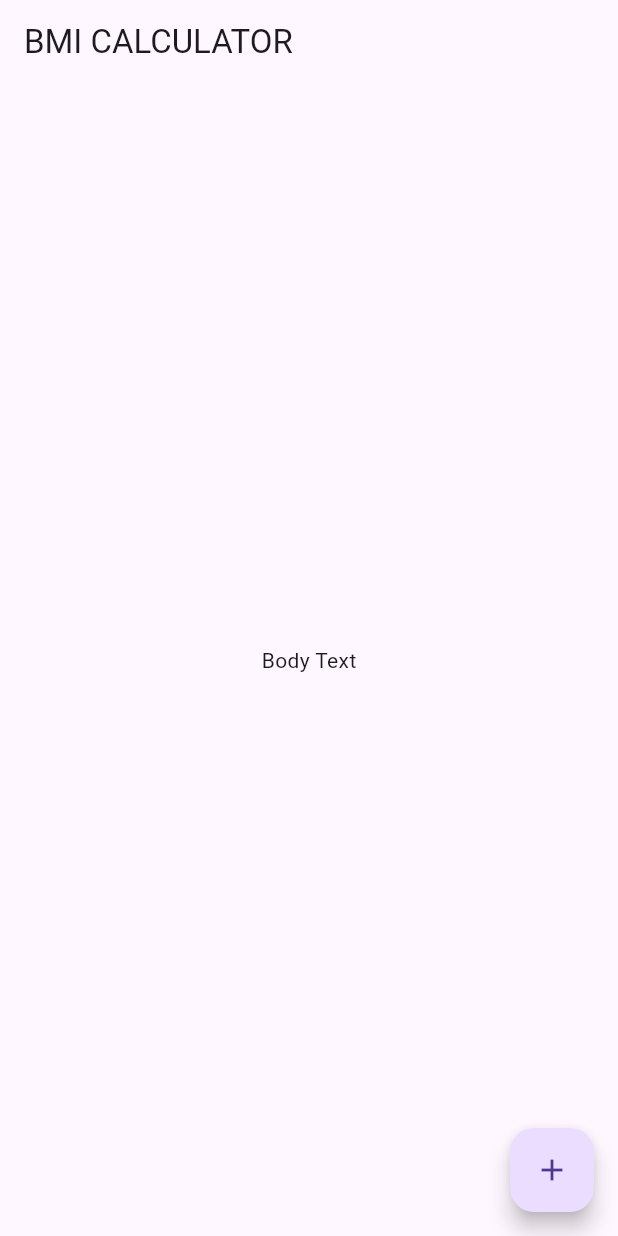
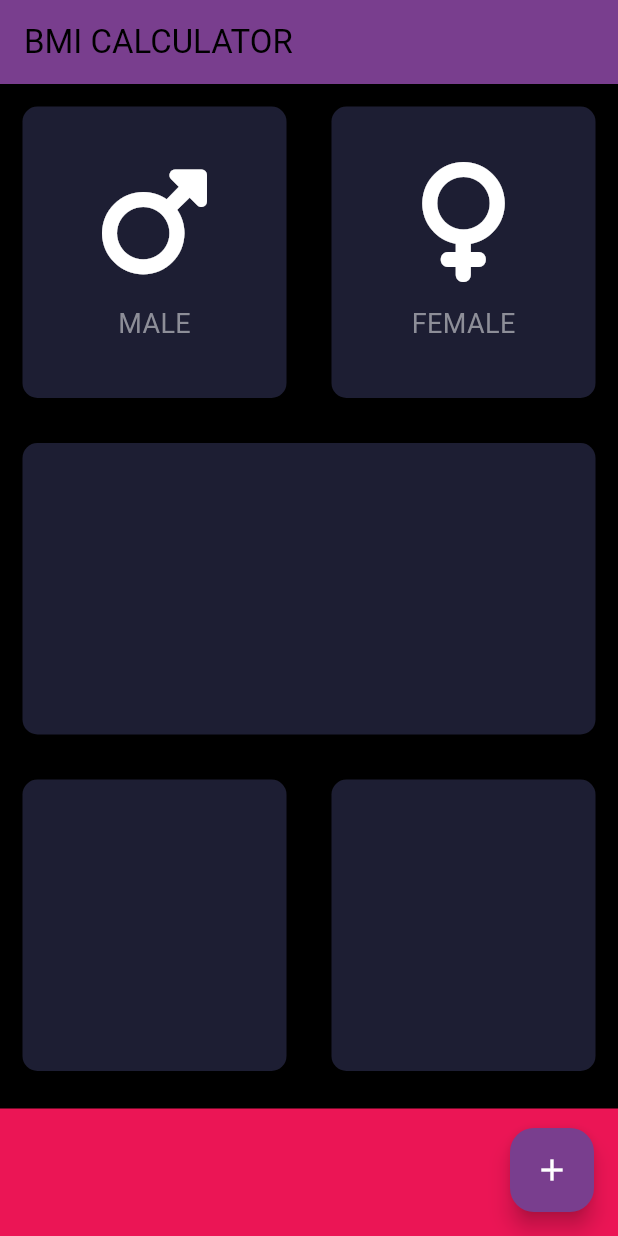
Before and after one commit to Nutness/bmi_calculator_flutter, a Flutter app: the screen it shows after launch, on a phone screen of 412 x 824 dp. Run offline on Flutter 3.47's test engine with Material 3 defaults, Android fonts, the phone set to English and light mode, and no system bars; our stand-ins replace font_awesome_flutter.

Commit message:
Update: Add successful source code, which functions nicely

```diff
--- a/lib/main.dart
+++ b/lib/main.dart
@@ -1,5 +1,11 @@
 import 'package:flutter/material.dart';
+import 'package:font_awesome_flutter/font_awesome_flutter.dart';
 
+const bottomConteinerHeight = 85.0;
+// This everyCardColor is also used as inactiveColor
+const everyCardColor = (0xFF1D1E33);
+const activeCardColor = (0xFF111328);
+const bottomContainerColor = (0xFFEB1555);
 void main() => runApp(const BMICalculator());
 
 class BMICalculator extends StatelessWidget {
@@ -7,8 +13,24 @@ class BMICalculator extends StatelessWidget {
 
   @override
   Widget build(BuildContext context) {
-    return const MaterialApp(
-      home: InputPage(),
+    return MaterialApp(
+      theme: ThemeData.dark().copyWith(
+        colorScheme: const ColorScheme(
+          primary: Color.fromARGB(255, 121, 62, 142),
+          onPrimary: Colors.white,
+          secondary: Color.fromARGB(255, 6, 6, 7),
+          onSecondary: Colors.white,
+          error: Color(0xFF0A0E21),
+          onError: Colors.white,
+          surfaceContainerHighest: Colors.white,
+          surface: Color.fromARGB(255, 121, 62, 142),
+          onSurface: Color.fromARGB(255, 0, 0, 0),
+          brightness: Brightness.light,
+        ),
+        scaffoldBackgroundColor: const Color.fromARGB(255, 0, 0, 0),
+        textTheme: const TextTheme(bodyLarge: TextStyle(color: Colors.white)),
+      ),
+      home: const InputPage(),
     );
   }
 }
@@ -21,14 +43,103 @@ class InputPage extends StatefulWidget {
 }
 
 class _InputPageState extends State<InputPage> {
+  int maleCardColor = everyCardColor;
+  int femaleCardColor = everyCardColor;
+
+  void updateColor(int gender) {
+    debugPrint("$gender card is clicked");
+
+    if (gender == 0) {
+      // if gender is male
+      setState(() {
+        if (maleCardColor == activeCardColor) {
+          // if gender card is not active, activate
+          maleCardColor = everyCardColor;
+        } else if (maleCardColor == everyCardColor) {
+          // if gender card is active, deactivate
+          maleCardColor = activeCardColor;
+        }
+      });
+    } else if (gender == 1) {
+      // if gender is female
+      setState(() {
+        if (femaleCardColor == activeCardColor) {
+          // if gender card is not active, activate
+          femaleCardColor = everyCardColor;
+        } else if (femaleCardColor == everyCardColor) {
+          // if gender card is active, deactivate
+          femaleCardColor = activeCardColor;
+        }
+      });
+    }
+  }
+
   @override
   Widget build(BuildContext context) {
     return Scaffold(
       appBar: AppBar(
         title: const Text('BMI CALCULATOR'),
       ),
-      body: const Center(
-        child: Text('Body Text'),
+      body: Column(
+        children: [
+          Expanded(
+            child: Row(
+              children: [
+                // Male Card
+                Expanded(
+                  child: GestureDetector(
+                    onTap: () {
+                      updateColor(0);
+                    },
+                    child: ReusableCard(
+                      colour: Color(maleCardColor),
+                      cardChild: const IconDetails(
+                          icon: FontAwesomeIcons.mars, label: 'MALE'),
+                    ),
+                  ),
+                ),
+
+                // Female card
+                Expanded(
+                  child: GestureDetector(
+                    onTap: () {
+                      updateColor(1);
+                    },
+                    child: ReusableCard(
+                      colour: Color(femaleCardColor),
+                      cardChild: const IconDetails(
+                          icon: FontAwesomeIcons.venus, label: 'FEMALE'),
+                    ),
+                  ),
+                ),
+              ],
+            ),
+          ),
+          const Expanded(
+              child: ReusableCard(
+            colour: Color(everyCardColor),
+          )),
+          const Expanded(
+            child: Row(
+              children: [
+                Expanded(
+                    child: ReusableCard(
+                  colour: Color(everyCardColor),
+                )),
+                Expanded(
+                    child: ReusableCard(
+                  colour: Color(everyCardColor),
+                )),
+              ],
+            ),
+          ),
+          Container(
+            color: const Color(bottomContainerColor),
+            margin: const EdgeInsets.only(top: 10.0),
+            width: double.infinity,
+            height: bottomConteinerHeight,
+          ),
+        ],
       ),
       floatingActionButton: FloatingActionButton(
         onPressed: () {},
@@ -37,3 +148,57 @@ class _InputPageState extends State<InputPage> {
     );
   }
 }
+
+class IconDetails extends StatelessWidget {
+  const IconDetails({
+    super.key,
+    required this.icon,
+    required this.label,
+  });
+
+  final IconData icon;
+  final String label;
+
+  @override
+  Widget build(BuildContext context) {
+    return Column(
+      mainAxisAlignment: MainAxisAlignment.center,
+      children: [
+        Icon(
+          icon,
+          size: 80.0,
+        ),
+        const SizedBox(
+          height: 15.0,
+        ),
+        Text(
+          label,
+          style: const TextStyle(fontSize: 18.0, color: Color(0xFF8D8E98)),
+        ),
+      ],
+    );
+  }
+}
+
+class ReusableCard extends StatelessWidget {
+  const ReusableCard({
+    super.key,
+    required this.colour,
+    this.cardChild,
+  });
+
+  final Color colour;
+  final Widget? cardChild;
+
+  @override
+  Widget build(BuildContext context) {
+    return Container(
+      margin: const EdgeInsets.all(15.0),
+      decoration: BoxDecoration(
+        color: colour,
+        borderRadius: BorderRadius.circular(10.0),
+      ),
+      child: cardChild,
+    );
+  }
+}
```
Also changed, not shown: 2 other files.
